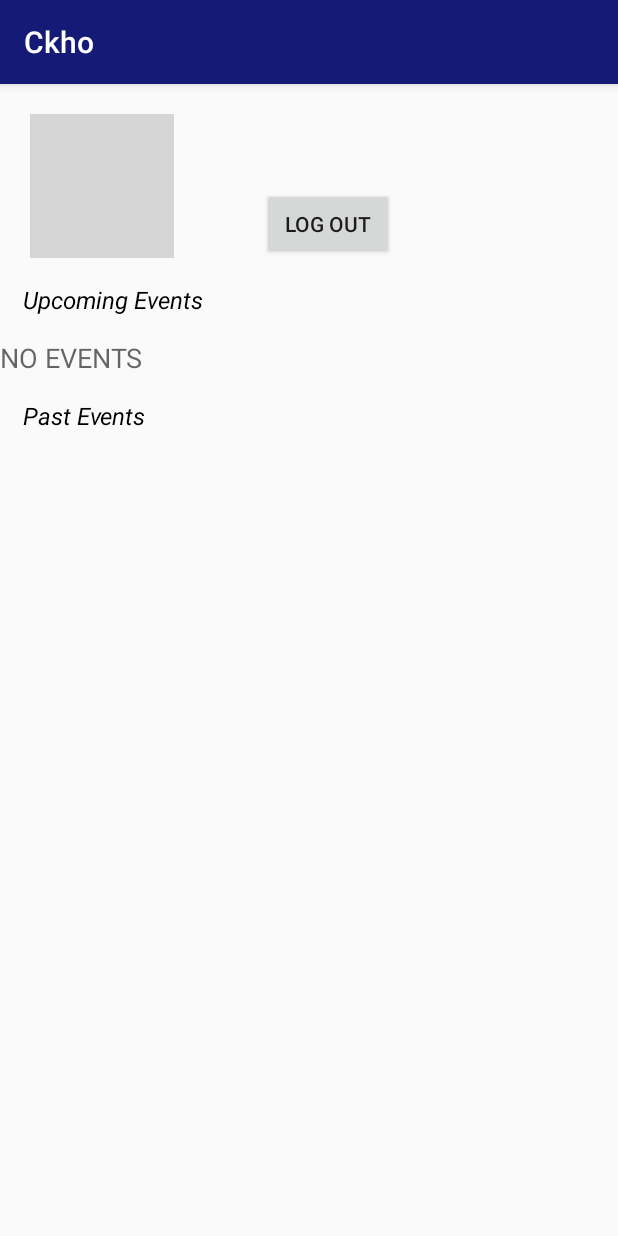
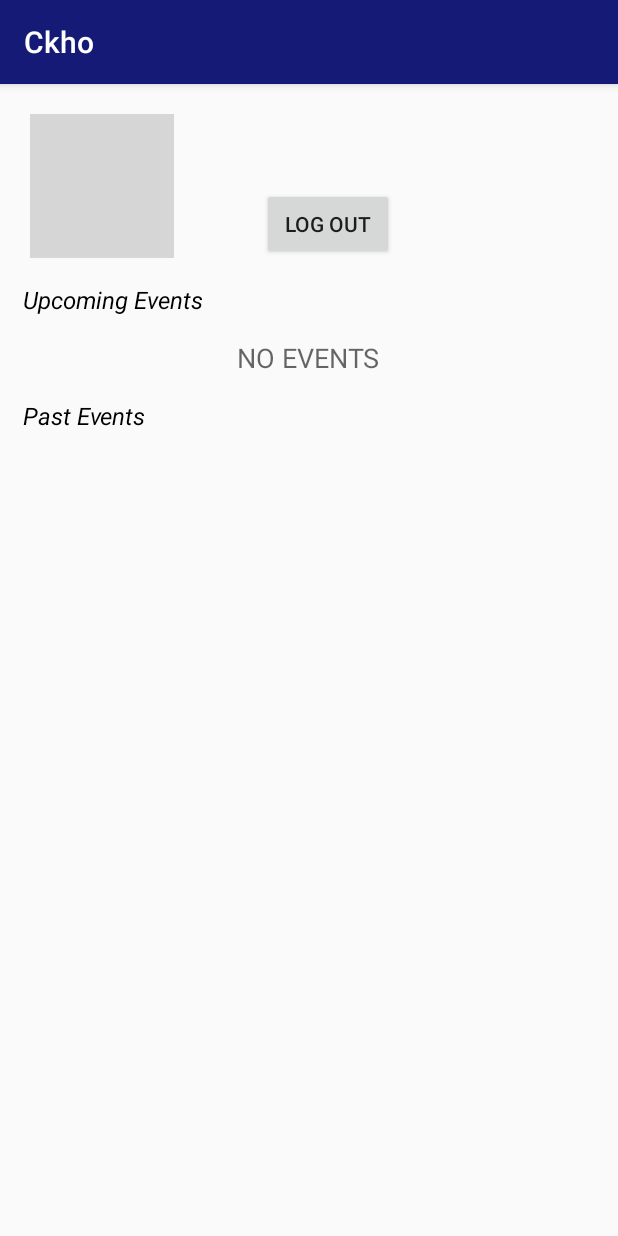
Before and after one commit to prateek54/Ckho-App, an Android app: the MainActivity screen opened directly, with no data from a screen before it, on a phone screen of 412 x 824 dp. Run offline under Robolectric (Android 15) with nearby library versions, the phone set to English and light mode, and no system bars; our stand-ins replace CircleImageView; pictures from the network do not load; grey boxes are pictures that could not be loaded.

Commit message:
null events exception handled

```diff
--- a/app/src/main/java/com/example/android/ckho/MainActivity.java
+++ b/app/src/main/java/com/example/android/ckho/MainActivity.java
@@ -162,12 +162,16 @@ public class MainActivity extends AppCompatActivity implements View.OnClickListe
         mSecondAdapter.clear();
 
         Log.e(LOG_TAG, "events data =  " + event.get(0) + " and     " + event.get(1));
+        try {
 
-        if ((event.get(0)!= null || !event.get(0).isEmpty()) || (event.get(1)!= null || !event.get(1).isEmpty()))
+            if ((event.get(0) != null || !event.get(0).isEmpty()) && (event.get(1) != null || !event.get(1).isEmpty())) {
+
+                mAdapter.addAll(event.get(0));
+                mSecondAdapter.addAll(event.get(1));
+            }
+         }catch (NullPointerException np)
         {
-
-            mAdapter.addAll(event.get(0));
-            mSecondAdapter.addAll(event.get(1));
+            mEmptyStateTextView.setText("NO EVENTS");
         }
     }
 
--- a/app/src/main/res/layout/activity_main.xml
+++ b/app/src/main/res/layout/activity_main.xml
@@ -86,7 +86,7 @@
         android:id="@+id/empty_view"
         android:layout_width="wrap_content"
         android:layout_height="wrap_content"
-        android:layout_centerInParent="true"
+        android:layout_gravity="center_horizontal|center_vertical"
         android:textAppearance="?android:textAppearanceMedium"/>
 
         <TextView
```
